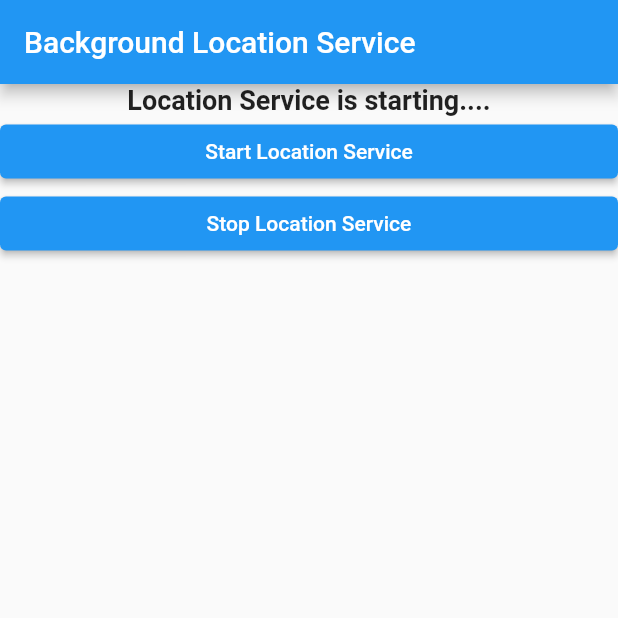
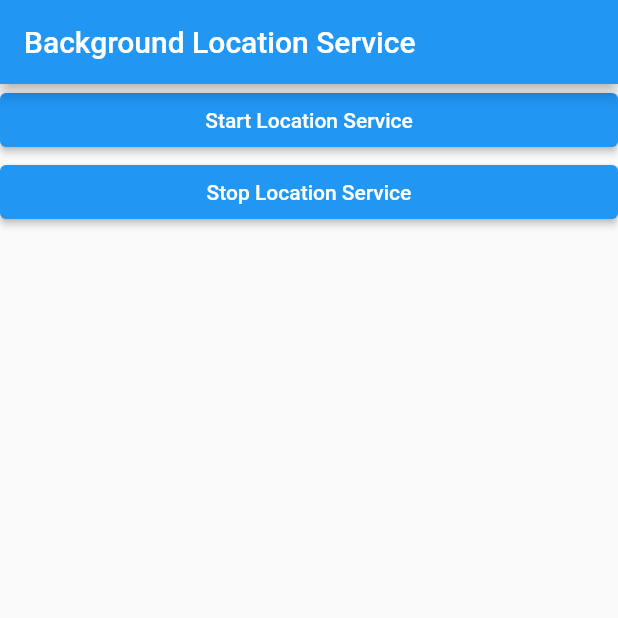
Before and after one commit to GouthamJb/Xplor_Driver_App, a Flutter app: the screen it shows after launch, after a tap on "Start Location Service", on a phone screen of 412 x 824 dp, the top half of it. Run offline on Flutter 3.47's test engine with Material 2 defaults, Android fonts, the light colour scheme and no system bars; our stand-ins replace get, permission_handler; missing offline and left inert: background_location.

Commit message:
fetching location

```diff
--- a/lib/Controllers/location_controller.dart
+++ b/lib/Controllers/location_controller.dart
@@ -1,46 +1,12 @@
 import 'dart:async';
+
 import 'dart:io';
 
-import 'package:background_location/background_location.dart';
 import 'package:get/get.dart';
 import 'package:permission_handler/permission_handler.dart';
 
 class LocationController extends GetxController {
-  BackgroundLocation _backgroundLocation = new BackgroundLocation();
-  Timer _timer;
-  bool _isTimerInitialized = false;
-  final locatusStatus = "Location service is not enabled".obs;
   final isAppInactive = false.obs;
-  getCurrentLocation() {
-    _backgroundLocation.getCurrentLocation().then((location) => {
-          print('This is current Location ' + location.toMap().toString()),
-          locatusStatus.value = location.toMap().toString()
-        });
-  }
-
-  onStartLocationServiceClick() async {
-    try {
-      await BackgroundLocation.startLocationService();
-      locatusStatus.value = 'Location Service is starting....';
-      print("Background Location Service is starting......");
-      _timer = new Timer.periodic(Duration(seconds: 12), (Timer t) {
-        _isTimerInitialized = true;
-        getCurrentLocation();
-      });
-    } catch (e) {
-      print(e);
-    }
-  }
-
-  onStopLocationServiceClick() {
-    print("Background Location Service is stopping.....");
-    locatusStatus.value = 'Location service is not enabled';
-    BackgroundLocation.stopLocationService();
-    if (_isTimerInitialized) {
-      _timer.cancel();
-    }
-  }
-
   checKLocationPermission() async {
     var status = await Permission.location.status;
     print("status:$status");
@@ -61,7 +27,7 @@ class LocationController extends GetxController {
             onCancel: () => exit(0),
             title: 'Alert!',
             middleText:
-                'You have permanently disabled location permission for this app, To continue please go to app setting & enable location permission');
+                'You have permanently denied location permission for this app, To continue please go to app setting & enable location permission');
       }
     }
   }
@@ -83,13 +49,4 @@ class LocationController extends GetxController {
     checKLocationPermission();
     super.onInit();
   }
-
-  @override
-  void onClose() {
-    if (_isTimerInitialized) {
-      _timer.cancel();
-    }
-    BackgroundLocation.stopLocationService();
-    super.onClose();
-  }
 }
--- a/lib/main.dart
+++ b/lib/main.dart
@@ -14,13 +14,11 @@ class MyApp extends StatefulWidget {
 }
 
 class _MyAppState extends State<MyApp> with WidgetsBindingObserver {
-  String latitude = 'waiting...';
-  String longitude = 'waiting...';
-  String altitude = 'waiting...';
-  String accuracy = 'waiting...';
-  String bearing = 'waiting...';
-  String speed = 'waiting...';
-  String time = 'waiting...';
+  BackgroundLocation _backgroundLocation = new BackgroundLocation();
+  Timer _timer;
+  bool locationServiceStatus = false;
+  bool _isTimerInitialized = false;
+  int noOfClick = 0;
   LocationController _locationController = Get.put(LocationController());
   @override
   void initState() {
@@ -40,12 +38,22 @@ class _MyAppState extends State<MyApp> with WidgetsBindingObserver {
       _locationController.checKLocationPermission();
       _locationController.setAppActive();
     }
+    if (state == AppLifecycleState.detached) {
+      onStopLocationServiceClick();
+    }
     super.didChangeAppLifecycleState(state);
   }
 
   @override
   void dispose() {
     super.dispose();
+    print('App is closing........');
+    if (_isTimerInitialized) {
+      _timer.cancel();
+    }
+    noOfClick = 0;
+    locationServiceStatus = false;
+    BackgroundLocation.stopLocationService();
     WidgetsBinding.instance.removeObserver(this);
   }
 
@@ -59,16 +67,14 @@ class _MyAppState extends State<MyApp> with WidgetsBindingObserver {
         body: Center(
           child: ListView(
             children: <Widget>[
-              Obx(()=>locationData(_locationController.locatusStatus.value)),
-
               ElevatedButton(
                   onPressed: () {
-                    _locationController.onStartLocationServiceClick();
+                    onStartLocationServiceClick();
                   },
                   child: Text('Start Location Service')),
               ElevatedButton(
                   onPressed: () {
-                    _locationController.onStopLocationServiceClick();
+                    onStopLocationServiceClick();
                   },
                   child: Text('Stop Location Service')),
             ],
@@ -88,4 +94,52 @@ class _MyAppState extends State<MyApp> with WidgetsBindingObserver {
       textAlign: TextAlign.center,
     );
   }
+
+  onStartLocationServiceClick() async {
+    try {
+      if (!locationServiceStatus) {
+        await BackgroundLocation.setAndroidNotification(
+          title: "Xplor Driver App",
+          message: "Currently fetching location",
+          icon: "@mipmap/ic_launcher",
+        );
+        noOfClick++;
+        print(noOfClick);
+        await BackgroundLocation.startLocationService();
+        if (noOfClick == 1) {
+          BackgroundLocation.stopLocationService();
+        } else {
+          print("Background Location Service is starting......");
+          setState(() {
+            locationServiceStatus = true;
+            _timer = new Timer.periodic(Duration(seconds: 12), (Timer t) {
+              _isTimerInitialized = true;
+              getCurrentLocation();
+            });
+          });
+        }
+      } else {
+        print("Background Location Service is already runinng.......");
+      }
+    } catch (e) {
+      print(e);
+    }
+  }
+
+  getCurrentLocation() {
+    _backgroundLocation.getCurrentLocation().then((location) =>
+        {print('This is current Location ' + location.toMap().toString())});
+  }
+
+  onStopLocationServiceClick() {
+    print("Background Location Service is stopping.....");
+    setState(() {
+      noOfClick = 0;
+      locationServiceStatus = false;
+      BackgroundLocation.stopLocationService();
+      if (_isTimerInitialized) {
+        _timer.cancel();
+      }
+    });
+  }
 }
```
